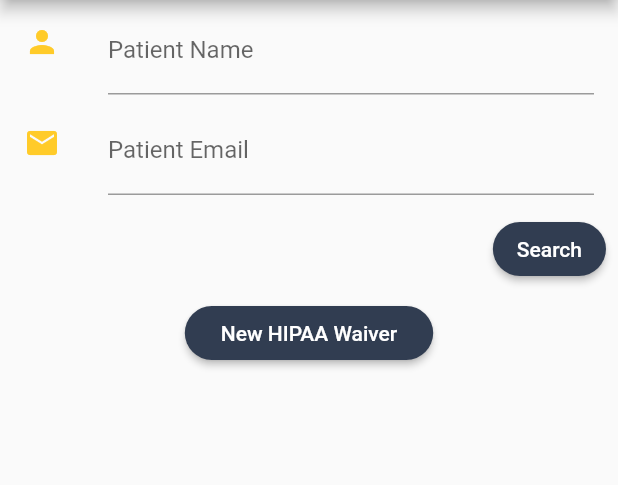
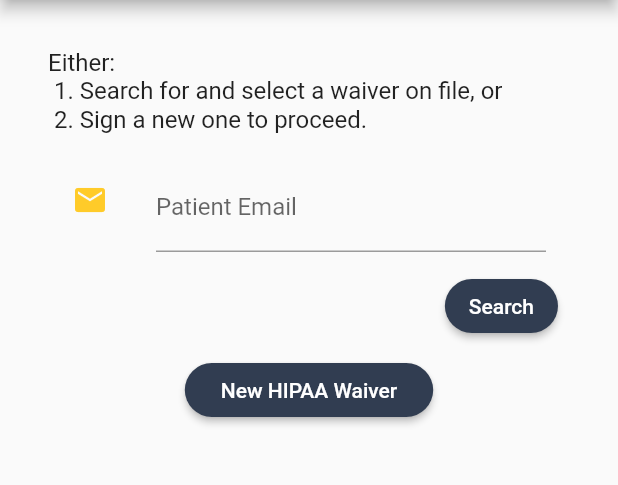
Before and after one commit to RyanRemer/project_apraxia, a Flutter app: the SelectWaiverPage screen opened directly, on a phone screen of 412 x 824 dp, the part 84-569 px from its top. Run offline on Flutter 3.47's test engine with Material 2 defaults, Android fonts, the phone set to English and light mode, and no system bars; our stand-ins replace signature; missing offline and left inert: amazon_cognito_identity_dart_2, audioplayer.

Commit message:
Working waiver search refactor, but it's not scrollable yet

```diff
--- a/lib/controller/HttpConnector.dart
+++ b/lib/controller/HttpConnector.dart
@@ -183,8 +183,8 @@ class HttpConnector {
     }
   }
 
-  Future<List<dynamic>> getWaiversOnFile(String subjectName, String subjectEmail) async {
-    Uri uri = Uri.parse(serverURL + "/waiver/" + subjectName + "/" + subjectEmail);
+  Future<List<Map<String, String>>> getWaiversOnFile(String subjectEmail) async {
+    Uri uri = Uri.parse(serverURL + "/waiver/" + subjectEmail);
     http.BaseRequest request = new http.Request('GET', uri);
     request.headers.addEntries([MapEntry('TOKEN', await auth.getJWT())]);
     try {
@@ -192,7 +192,17 @@ class HttpConnector {
       String responseBody = await response.stream.bytesToString();
       Map body = jsonDecode(responseBody);
       if (response.statusCode == 200) {
-        return body['waivers'];
+        dynamic rawWaivers = body['waivers'];
+        List<Map<String, String>> output = new List<Map<String, String>>();
+        rawWaivers.map((waiver) {
+          Map<String, String> w = new Map<String, String>();
+          w['date'] = waiver['date'];
+          w['subjectName'] = waiver['subjectName'];
+          w['subjectEmail'] = waiver['subjectEmail'];
+          w['waiverId'] = waiver['waiverId'];
+          output.add(w);
+        }).toList();
+        return output;
       }
       String errorMessage = body['errorMessage'];
       if (errorMessage != null) {
@@ -207,8 +217,8 @@ class HttpConnector {
     }
   }
 
-  Future<bool> invalidateWaiver(String subjectName, String subjectEmail) async {
-    Uri uri = Uri.parse(serverURL + "/invalidate/waiver/" + subjectName + "/" + subjectEmail);
+  Future<bool> invalidateWaiver(String waiverId) async {
+    Uri uri = Uri.parse(serverURL + "/waiver/invalidate/" + waiverId);
     http.BaseRequest request = new http.Request('PUT', uri);
     request.headers.addEntries([MapEntry('TOKEN', await auth.getJWT())]);
     try {
--- a/lib/page/SelectWaiverPage.dart
+++ b/lib/page/SelectWaiverPage.dart
@@ -1,4 +1,6 @@
 import 'package:flutter/material.dart';
+import 'package:project_apraxia/controller/RemoteWSDCalculator.dart';
+import 'package:project_apraxia/page/SurveyPage.dart';
 import 'package:project_apraxia/page/WaiverPage.dart';
 import 'package:project_apraxia/widget/form/WaiverSearchForm.dart';
 
@@ -11,16 +13,75 @@ class SelectWaiverPage extends StatelessWidget {
       appBar: AppBar(
         title: Text("Select Waiver"),
       ),
-      body: Column(
-        children: <Widget>[
-          WaiverSearchForm(),
+      body: Padding(
+        padding: EdgeInsets.all(32.0),
+        child: Column(
+          children: <Widget>[
+            Align(
+              child: Text("Either:", style: Theme.of(context).textTheme.subhead),
+              alignment: Alignment.topLeft,
+            ),
+            Align(
+              child: Text(" 1. Search for and select a waiver on file, or", style: Theme.of(context).textTheme.subhead),
+              alignment: Alignment.topLeft,
+            ),
+            Align(
+              child: Text(" 2. Sign a new one to proceed.", style: Theme.of(context).textTheme.subhead),
+              alignment: Alignment.topLeft,
+            ),
+            Align(
+              child: Text(""),
+              alignment: Alignment.topLeft,
+            ),
+            WaiverSearchForm(onSelect: onWaiverSelected),
+            RaisedButton(
+              child: Text("New HIPAA Waiver"),
+              onPressed: () => _goToWaiverPage(context),
+            )
+          ],
+        ),
+      )
+    );
+  }
+
+  void onWaiverSelected(Map<String, String> waiver, BuildContext context) {
+    showDialog(
+      context: context,
+      builder: (context) => AlertDialog(
+        title: Text("Confirm Waiver Selection"),
+        content: Column(
+          mainAxisSize: MainAxisSize.min,
+          mainAxisAlignment: MainAxisAlignment.start,
+          crossAxisAlignment: CrossAxisAlignment.start,
+          children: <Widget>[
+            Text("Are you sure you want to begin a test using the waiver with the following information?"),
+            Text(""),
+            Text("Name: ${waiver['subjectName']}"),
+            Text("Email: ${waiver['subjectEmail']}"),
+            Text("Date Signed: ${waiver['date']}")
+          ]
+        ),
+        actions: <Widget>[
+          FlatButton(
+            child: Text("No"),
+            onPressed: () {
+              Navigator.of(context).pop();
+            }
+          ),
           RaisedButton(
-            child: Text("New HIPAA Waiver"),
-            onPressed: () => _goToWaiverPage(context),
+            child: Text("Yes"),
+            onPressed: () => _goToSurveyPage(context),
           )
         ],
       ),
     );
+  }
+
+  void _goToSurveyPage(BuildContext context) {
+    Navigator.pop(context);
+    Navigator.pushReplacement(context, MaterialPageRoute(builder: (context) {
+      return SurveyPage(wsdCalculator: new RemoteWSDCalculator());
+    }));
   }
 
   void _goToWaiverPage(BuildContext context) {
--- a/lib/widget/form/WaiverSearchForm.dart
+++ b/lib/widget/form/WaiverSearchForm.dart
@@ -1,21 +1,23 @@
 import 'package:flutter/material.dart';
 import 'package:project_apraxia/controller/HttpConnector.dart';
-import 'package:project_apraxia/controller/RemoteWSDCalculator.dart';
-import 'package:project_apraxia/page/SurveyPage.dart';
 import 'package:project_apraxia/widget/ErrorDialog.dart';
 
 class WaiverSearchForm extends StatefulWidget {
-  WaiverSearchForm({Key key}) : super(key: key);
+  final Function(Map<String, String>, BuildContext context) onSelect;
+  WaiverSearchForm({Key key, @required this.onSelect}) : super(key: key);
 
   @override
-  _WaiverSearchFormState createState() => _WaiverSearchFormState();
+  _WaiverSearchFormState createState() => _WaiverSearchFormState(onSelect: this.onSelect);
 }
 
 class _WaiverSearchFormState extends State<WaiverSearchForm> {
+  _WaiverSearchFormState({@required this.onSelect});
+
   static final _formKey = new GlobalKey<FormState>();
-  List<Map<String, String>> waivers;
-  String _patientName;
+  final Function(Map<String, String>, BuildContext context) onSelect;
+  List<Map<String, String>> _waivers;
   String _patientEmail;
+  Map<String, String> _selectedWaiver;
 
   @override
   Widget build(BuildContext context) {
@@ -23,17 +25,6 @@ class _WaiverSearchFormState extends State<WaiverSearchForm> {
       key: _formKey,
       child: Column(
         children: <Widget>[
-          ListTile(
-            leading: Icon(Icons.person),
-            title: TextFormField(
-              initialValue: _patientName,
-              textCapitalization: TextCapitalization.words,
-              decoration: InputDecoration(labelText: "Patient Name"),
-              onChanged: (String name) {
-                _patientName = name;
-              },
-            ),
-          ),
           ListTile(
             leading: Icon(Icons.email),
             title: TextFormField(
@@ -52,62 +43,62 @@ class _WaiverSearchFormState extends State<WaiverSearchForm> {
                   padding: const EdgeInsets.all(8.0),
                   child: Text("Search"),
                 ),
-                onPressed: search,
+                onPressed: _search,
               ),
             ],
           ),
           Builder(
               builder: (BuildContext context) {
-              if (waivers == null) {
+                if (_waivers == null) {
                   return Container();
-              } else if (waivers.isEmpty) {
+                } else if (_waivers.isEmpty) {
                   return Padding(
                     padding: const EdgeInsets.all(16.0),
                     child: Text("No Waivers Found"),
                   );
                 } else {
                   return Column(
-                  children: waivers.map((waiver) {
-                    return ListTile(
-                      title: Text(
-                          "Name: ${waiver["subjectName"]}\nEmail:${waiver["subjectEmail"]}"),
-                      onTap: () => selectWaiver(waiver),
+                    children: _waivers.map((waiver) {
+                      return RadioListTile(
+                        title: Text("Name: ${waiver["subjectName"]}"),
+                        subtitle: Text("Date Signed: ${waiver["date"]}"),
+                        onChanged: (Map<String, String> value) {
+                          setState(() {
+                            _selectWaiver(waiver);
+                          });
+                        },
+                        groupValue: _selectedWaiver,
+                        value: waiver,
                       );
                     }).toList(),
                   );
                 }
-            },
-          ),
+              }
+          )
         ],
       ),
     );
   }
 
-  void selectWaiver(Map<String, String> waiver) {
-    Navigator.pushReplacement(context, MaterialPageRoute(builder: (context) {
-      return SurveyPage(
-        wsdCalculator: new RemoteWSDCalculator(),
-      );
-    }));
+  void _selectWaiver(Map<String, String> waiver) {
+    _selectedWaiver = waiver;
+    onSelect(waiver, context);
   }
 
-  Future<void> search() async {
+  Future<void> _search() async {
     if (_formKey.currentState.validate()) {
       _formKey.currentState.save();
-
-      var patientWaviers = await loadWaivers(_patientName, _patientEmail);
+      List<Map<String, String>> patientWaivers = await _loadWaivers(_patientEmail);
       setState(() {
-        waivers = patientWaviers;
+        _waivers = patientWaivers;
       });
     }
   }
 
-  Future<List<dynamic>> loadWaivers(
-      String subjectName, String subjectEmail) async {
+  Future<List<Map<String, String>>> _loadWaivers(String subjectEmail) async {
     HttpConnector connector = new HttpConnector.instance();
     try {
-      List<dynamic> result = await connector.getWaiversOnFile(
-          subjectName.trim(), subjectEmail.trim().toLowerCase());
+      List<Map<String, String>> result = await connector.getWaiversOnFile(subjectEmail.trim().toLowerCase());
       return result;
     } on ServerConnectionException catch (e) {
       ErrorDialog dialog = new ErrorDialog(context);
```
Also changed, not shown: lib/page/SelectTestPage.dart (+3 -6 lines), lib/widget/form/InvalidateWaiverForm.dart (+58 -107 lines). Lines whose indentation alone changed are shown as unchanged.
